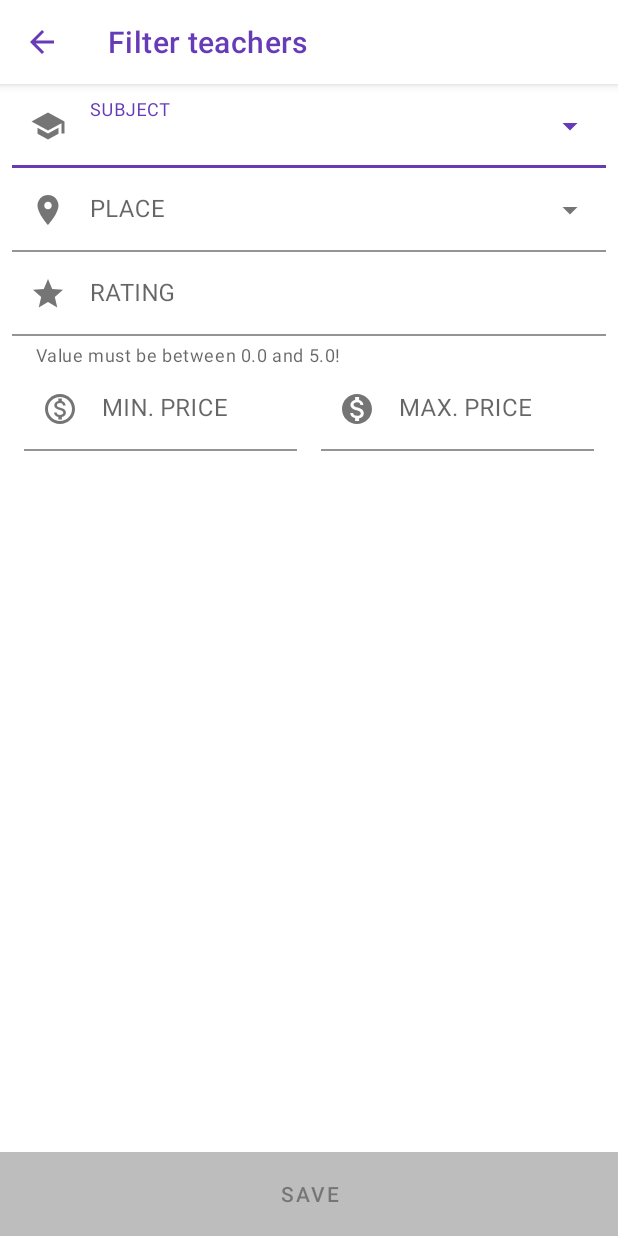
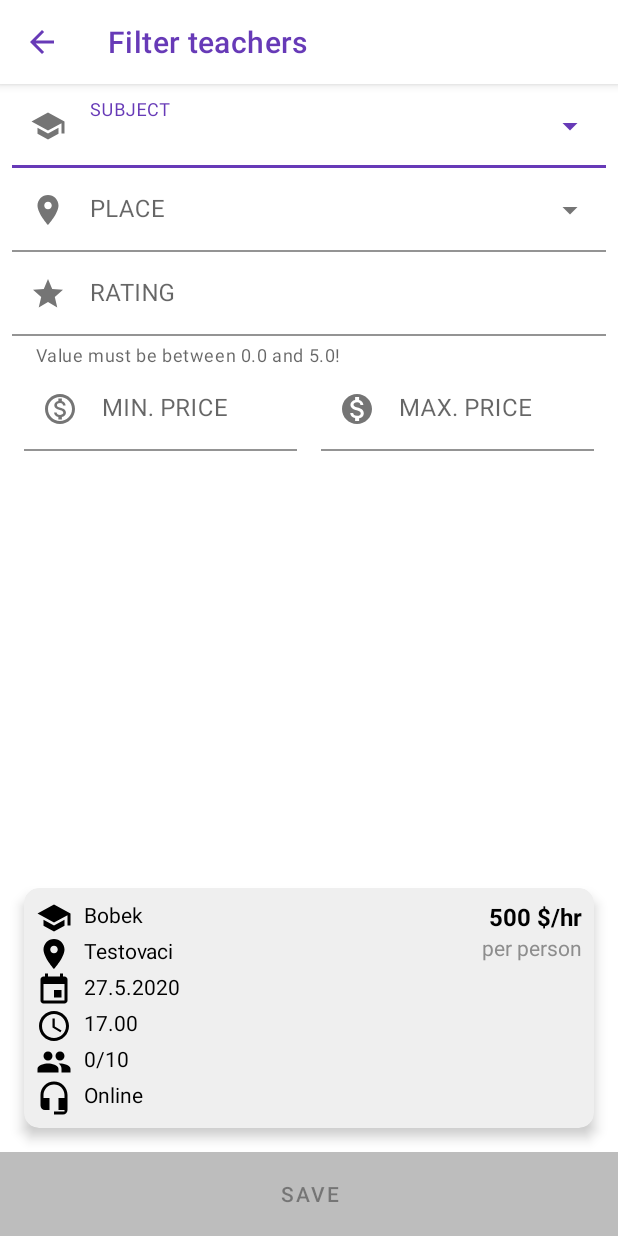
Before and after one commit to JecminekTomas/Edventure, an Android app: the FilterTutorActivity screen opened directly, with no data from a screen before it, on a phone screen of 412 x 824 dp. Run offline under Robolectric (Android 15) with nearby library versions, the phone set to English and light mode, and no system bars.

Commit message:
feature!: Complete ClassInfoView.kt
Maybe I should change colors, it's very dark.

TODO: SetOnClickListener() to change color.

```diff
--- /dev/null
+++ b/App/src/main/java/com/example/edventure/view/ClassInfoView.kt
@@ -0,0 +1,115 @@
+package com.example.edventure.view
+
+import android.content.Context
+import android.util.AttributeSet
+import android.view.View
+import android.widget.FrameLayout
+import android.widget.TextView
+import com.example.edventure.R
+
+class ClassInfoView : FrameLayout {
+
+    private lateinit var subject: TextView
+    private lateinit var place: TextView
+    private lateinit var date: TextView
+    private lateinit var time: TextView
+    private lateinit var capacity: TextView
+    private lateinit var online: TextView
+    private lateinit var price: TextView
+
+
+    constructor(context: Context) : super(context) {
+        init(context, null)
+    }
+
+    constructor(context: Context, attrs: AttributeSet) :
+            super(context, attrs) {
+        init(context, attrs)
+    }
+
+    constructor(context: Context, attrs: AttributeSet?, defStyleAttr: Int)
+            : super(context, attrs, defStyleAttr) {
+        init(context, attrs)
+    }
+
+    private fun init(context: Context, attrs: AttributeSet?) {
+
+        val attributes = context.obtainStyledAttributes(
+            attrs,
+            R.styleable.ClassInfoView,
+            0,
+            0
+        )
+
+        val subjectAttr = attributes.getString(R.styleable.ClassInfoView_subject)
+        val placeAttr = attributes.getString(R.styleable.ClassInfoView_place)
+        val dateAttr = attributes.getString(R.styleable.ClassInfoView_date)
+        val timeAttr = attributes.getString(R.styleable.ClassInfoView_time)
+        val capacityAttr = attributes.getString(R.styleable.ClassInfoView_capacity) // TODO: Změnit na integer.
+        val onlineAttr = attributes.getBoolean(R.styleable.ClassInfoView_online, false)
+        val priceAttr = attributes.getInteger(R.styleable.ClassInfoView_price, 0)
+        attributes.recycle()
+
+        View.inflate(context, R.layout.row_class_info, this)
+        subject = findViewById(R.id.subject)
+        place = findViewById(R.id.place)
+        date = findViewById(R.id.date)
+        time = findViewById(R.id.time)
+        capacity = findViewById(R.id.capacity)
+        online = findViewById(R.id.online)
+        price = findViewById(R.id.price)
+
+        subject.text = subjectAttr
+        place.text = placeAttr
+        date.text = dateAttr
+        time.text = timeAttr
+        capacity.text = capacityAttr
+        price.text = priceAttr.toString()
+
+        if (onlineAttr) {
+            online.visibility = View.VISIBLE
+        }
+
+        showInformation()
+    }
+
+    private fun showInformation() {
+        if (subject.text.isNotEmpty()) {
+            showSubject()
+        }
+        if (place.text.isNotEmpty()) {
+            showPlace()
+        }
+        if (date.text.isNotEmpty()) {
+            showDate()
+        }
+        if (time.text.isNotEmpty()) {
+            showTime()
+        }
+        if (capacity.text.isNotEmpty()) {
+            showCapacity()
+        }
+    }
+
+    private fun showSubject() {
+        subject.visibility = View.VISIBLE
+    }
+
+    private fun showPlace() {
+        place.visibility = View.VISIBLE
+    }
+
+    private fun showDate() {
+        date.visibility = View.VISIBLE
+    }
+
+    private fun showTime() {
+        time.visibility = View.VISIBLE
+    }
+
+    private fun showCapacity() {
+        this.capacity.visibility = View.VISIBLE
+    }
+
+
+}
--- a/App/src/main/res/layout/content_filter_tutor.xml
+++ b/App/src/main/res/layout/content_filter_tutor.xml
@@ -137,6 +137,21 @@
         </LinearLayout>
     </ScrollView>
 
+    <com.example.edventure.view.ClassInfoView
+        app:layout_constraintEnd_toEndOf="parent"
+        app:layout_constraintStart_toStartOf="parent"
+        app:layout_constraintBottom_toTopOf="@id/saveFilter"
+        android:layout_width="match_parent"
+        android:layout_height="wrap_content"
+        app:subject="Bobek"
+        app:place="Testovaci"
+        app:date="27.5.2020"
+        app:time="17.00"
+        app:online="true"
+        app:capacity="0/10"
+        app:price="500"
+        />
+
     <com.google.android.material.button.MaterialButton
         android:id="@+id/saveFilter"
         android:layout_width="match_parent"
--- a/App/src/main/res/layout/content_tutor_profile.xml
+++ b/App/src/main/res/layout/content_tutor_profile.xml
@@ -84,7 +84,9 @@
                     android:paddingBottom="@dimen/half_indentation"
                     app:layout_constraintEnd_toEndOf="parent"
                     app:layout_constraintStart_toStartOf="parent"
-                    app:layout_constraintTop_toBottomOf="@id/profile_basic_info">
+                    app:layout_constraintTop_toBottomOf="@id/profile_basic_info"
+                    android:baselineAligned="false">
+
 
                     <LinearLayout
                         android:layout_width="0dp"
--- a/App/src/main/res/layout/row_class_info.xml
+++ b/App/src/main/res/layout/row_class_info.xml
@@ -26,93 +26,119 @@
         android:layout_height="wrap_content">
 
         <LinearLayout
+            android:layout_width="match_parent"
+            android:layout_height="match_parent"
+            android:layout_marginStart="@dimen/half_indentation"
             android:layout_marginTop="@dimen/half_indentation"
             android:layout_marginBottom="@dimen/half_indentation"
-            android:layout_marginStart="@dimen/half_indentation"
+            android:orientation="vertical"
+            app:layout_constraintBottom_toBottomOf="parent"
             app:layout_constraintLeft_toLeftOf="parent"
-            app:layout_constraintBottom_toBottomOf="parent"
-            app:layout_constraintTop_toTopOf="parent"
-            android:layout_width="match_parent"
-            android:layout_height="match_parent"
-            android:orientation="vertical">
+            app:layout_constraintTop_toTopOf="parent">
 
             <TextView
                 android:id="@+id/subject"
                 android:layout_width="wrap_content"
                 android:layout_height="wrap_content"
-                android:visibility="gone"
                 android:drawableStart="@drawable/ic_baseline_subject_24"
-                android:drawablePadding="@dimen/half_indentation" />
+                android:drawablePadding="@dimen/half_indentation"
+                android:drawableTint="@color/black"
+                android:textColor="@color/black"
+                android:visibility="gone" />
 
 
             <TextView
                 android:id="@+id/place"
                 android:layout_width="wrap_content"
                 android:layout_height="wrap_content"
-                android:visibility="gone"
                 android:drawableStart="@drawable/ic_baseline_place_24"
-                android:drawablePadding="@dimen/half_indentation" />
+                android:drawablePadding="@dimen/half_indentation"
+                android:drawableTint="@color/black"
+                android:textColor="@color/black"
+                android:visibility="gone" />
 
             <TextView
                 android:id="@+id/date"
                 android:layout_width="wrap_content"
                 android:layout_height="wrap_content"
-                android:visibility="gone"
                 android:drawableStart="@drawable/ic_baseline_event_24"
                 android:drawablePadding="@dimen/half_indentation"
-                android:drawableTint="@color/colorSecondaryDark" />
+                android:drawableTint="@color/black"
+                android:textColor="@color/black"
+                android:visibility="gone" />
 
             <TextView
                 android:id="@+id/time"
                 android:layout_width="wrap_content"
                 android:layout_height="wrap_content"
-                android:visibility="gone"
                 android:drawableStart="@drawable/ic_baseline_access_time_24"
                 android:drawablePadding="@dimen/half_indentation"
-                android:drawableTint="@color/colorSecondaryDark" />
+                android:drawableTint="@color/black"
+                android:textColor="@color/black"
+                android:visibility="gone" />
 
             <TextView
                 android:id="@+id/capacity"
                 android:layout_width="wrap_content"
                 android:layout_height="wrap_content"
-                android:visibility="gone"
                 android:drawableStart="@drawable/ic_baseline_group_24"
                 android:drawablePadding="@dimen/half_indentation"
-                android:drawableTint="@color/colorSecondaryDark" />
+                android:drawableTint="@color/black"
+                android:textColor="@color/black"
+                android:visibility="gone" />
 
             <TextView
                 android:id="@+id/online"
                 android:layout_width="wrap_content"
                 android:layout_height="wrap_content"
-                android:visibility="gone"
                 android:drawableStart="@drawable/ic_baseline_headset_mic_24"
                 android:drawablePadding="@dimen/half_indentation"
-                android:drawableTint="@color/colorSecondaryDark" />
+                android:drawableTint="@color/black"
+                android:text="@string/online_class"
+                android:textColor="@color/black"
+                android:visibility="gone" />
         </LinearLayout>
 
         <LinearLayout
+            android:layout_width="wrap_content"
+            android:layout_height="wrap_content"
             android:layout_marginTop="@dimen/half_indentation"
             android:layout_marginEnd="@dimen/half_indentation"
+            android:gravity="end"
+            android:orientation="vertical"
             app:layout_constraintEnd_toEndOf="parent"
-            app:layout_constraintTop_toTopOf="parent"
+            app:layout_constraintTop_toTopOf="parent">
+
+
+            <LinearLayout
                 android:layout_width="wrap_content"
-            android:layout_height="wrap_content"
-            android:gravity="end"
-            android:orientation="vertical">
+                android:layout_height="wrap_content">
+
                 <TextView
+                    android:id="@+id/price"
                     android:layout_width="wrap_content"
                     android:layout_height="wrap_content"
                     android:textColor="@color/black"
-            android:text="X Kč/h"
-            android:textStyle="bold"/>
+                    android:textSize="16sp"
+                    android:textStyle="bold" />
 
                 <TextView
                     android:layout_width="wrap_content"
                     android:layout_height="wrap_content"
+                    android:layout_marginStart="@dimen/quater_indentation"
+                    android:text="@string/currency_per_hour"
                     android:textColor="@color/black"
-                android:textSize="10dp"
-                android:text="per person"
-                android:layout_marginBottom="@dimen/half_indentation"/>
+                    android:textSize="16sp"
+                    android:textStyle="bold" />
+
+            </LinearLayout>
+
+            <TextView
+                android:layout_width="wrap_content"
+                android:layout_height="wrap_content"
+                android:layout_marginBottom="@dimen/half_indentation"
+                android:text="@string/per_person"
+                android:textColor="@color/colorSecondaryDark" />
         </LinearLayout>
     </androidx.constraintlayout.widget.ConstraintLayout>
 
--- /dev/null
+++ b/App/src/main/res/values/attributes.xml
@@ -0,0 +1,12 @@
+<?xml version="1.0" encoding="utf-8"?>
+<resources>
+    <declare-styleable name="ClassInfoView">
+        <attr name="subject" format="string" />
+        <attr name="place" format="string" />
+        <attr name="date" format="string" />
+        <attr name="time" format="string" />
+        <attr name="capacity" format="string" />
+        <attr name="online" format="boolean" />
+        <attr name="price" format="integer" />
+    </declare-styleable>
+</resources>
--- a/App/src/main/res/values/strings.xml
+++ b/App/src/main/res/values/strings.xml
@@ -14,7 +14,7 @@
     <string name="change_profile_picture">Change picture</string>
     <string name="place">PLACE</string>
     <string name="hour_rate">HOUR RATE</string>
-    <string name="online_class">ONLINE</string>
+    <string name="online_class">Online</string>
     <string name="profile_picture_description">Profile picture</string>
     <string name="save">Save</string>
     <string name="select_image">Select an image</string>
@@ -52,4 +52,6 @@
     <string name="calendar">Calendar</string>
     <string name="edit_tutor">Edit Tutor</string>
     <string name="date">Date</string>
+    <string name="currency_per_hour">$/hr</string>
+    <string name="per_person">per person</string>
 </resources>
```
Also changed, not shown: 4 other files. Lines whose indentation alone changed are shown as unchanged.
